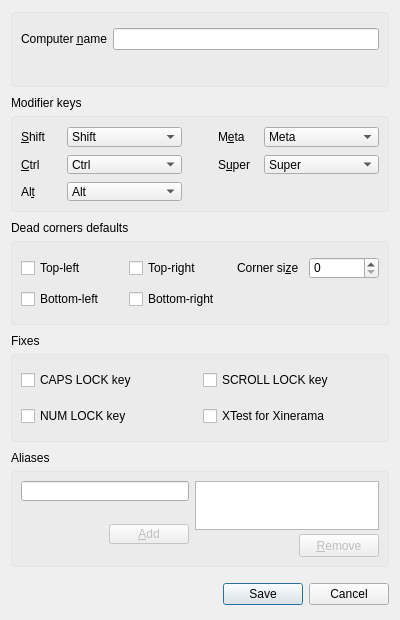
Qt form src/gui/src/ScreenSettingsDialogBase.ui (deskflow/deskflow) before a commit.
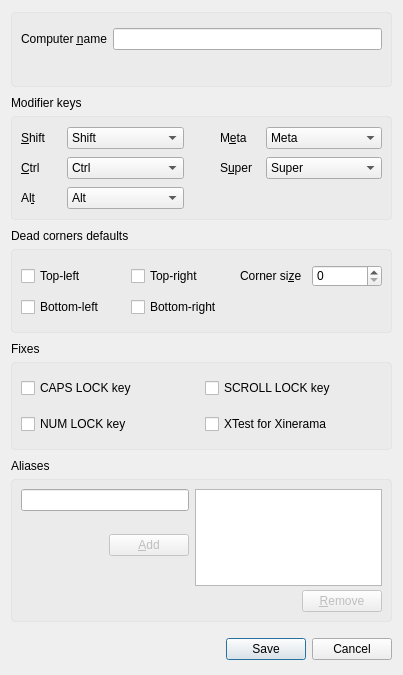
The same form after that commit.

Commit message: SYNERGY-936 Fix layout size for windows

The edit to the form file:
```diff
--- a/src/gui/src/ScreenSettingsDialogBase.ui
+++ b/src/gui/src/ScreenSettingsDialogBase.ui
@@ -6,8 +6,8 @@
    <rect>
     <x>0</x>
     <y>0</y>
-    <width>400</width>
-    <height>620</height>
+    <width>403</width>
+    <height>675</height>
    </rect>
   </property>
   <property name="sizePolicy">
@@ -898,7 +898,7 @@
           <property name="sizeHint" stdset="0">
            <size>
             <width>20</width>
-            <height>40</height>
+            <height>0</height>
            </size>
           </property>
          </spacer>
@@ -913,35 +913,6 @@
         <property name="verticalSpacing">
          <number>4</number>
         </property>
-        <item row="1" column="0">
-         <spacer name="horizontalSpacer_2">
-          <property name="orientation">
-           <enum>Qt::Horizontal</enum>
-          </property>
-          <property name="sizeHint" stdset="0">
-           <size>
-            <width>40</width>
-            <height>20</height>
-           </size>
-          </property>
-         </spacer>
-        </item>
-        <item row="1" column="1">
-         <widget class="QPushButton" name="m_pButtonRemoveAlias">
-          <property name="enabled">
-           <bool>false</bool>
-          </property>
-          <property name="minimumSize">
-           <size>
-            <width>0</width>
-            <height>23</height>
-           </size>
-          </property>
-          <property name="text">
-           <string>&amp;Remove</string>
-          </property>
-         </widget>
-        </item>
         <item row="0" column="0" colspan="2">
          <widget class="QListWidget" name="m_pListAliases">
           <property name="sizePolicy">
@@ -970,6 +941,48 @@
           </property>
          </widget>
         </item>
+        <item row="1" column="1">
+         <widget class="QPushButton" name="m_pButtonRemoveAlias">
+          <property name="enabled">
+           <bool>false</bool>
+          </property>
+          <property name="minimumSize">
+           <size>
+            <width>0</width>
+            <height>0</height>
+           </size>
+          </property>
+          <property name="text">
+           <string>&amp;Remove</string>
+          </property>
+         </widget>
+        </item>
+        <item row="1" column="0">
+         <spacer name="horizontalSpacer_2">
+          <property name="orientation">
+           <enum>Qt::Horizontal</enum>
+          </property>
+          <property name="sizeHint" stdset="0">
+           <size>
+            <width>40</width>
+            <height>0</height>
+           </size>
+          </property>
+         </spacer>
+        </item>
+        <item row="2" column="1">
+         <spacer name="verticalSpacer_3">
+          <property name="orientation">
+           <enum>Qt::Vertical</enum>
+          </property>
+          <property name="sizeHint" stdset="0">
+           <size>
+            <width>20</width>
+            <height>40</height>
+           </size>
+          </property>
+         </spacer>
+        </item>
        </layout>
       </item>
      </layout>
```
